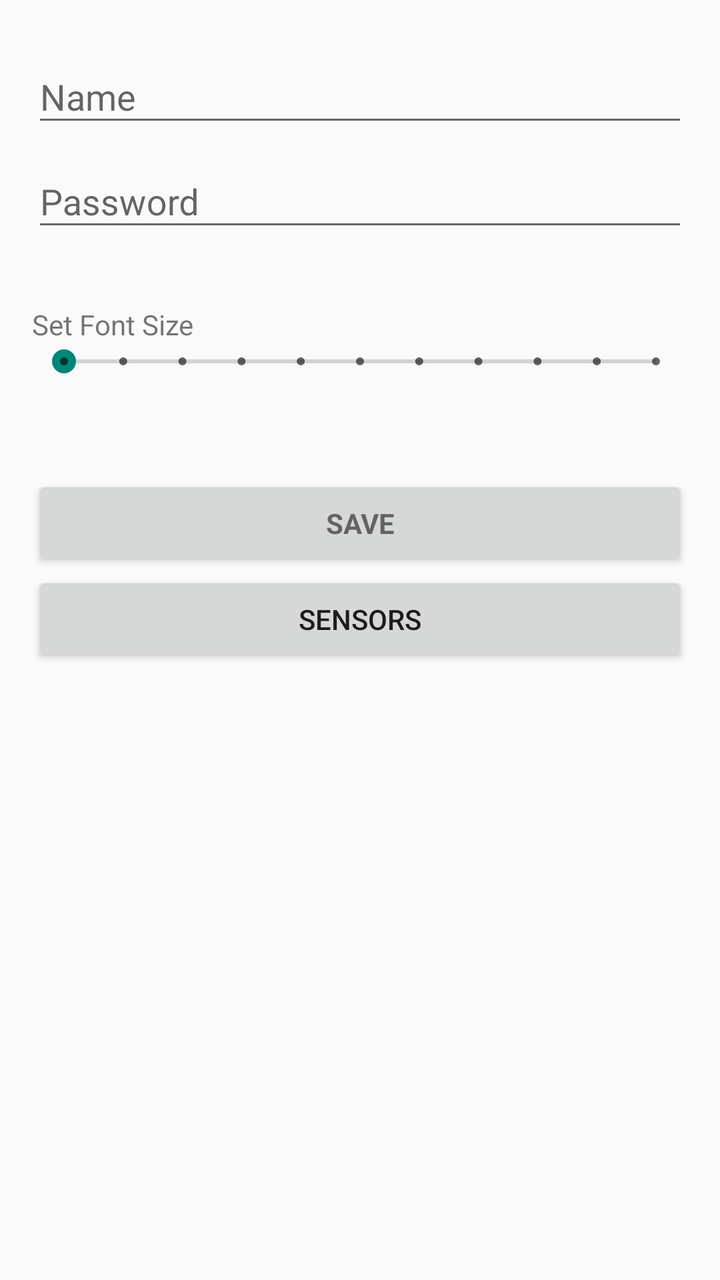
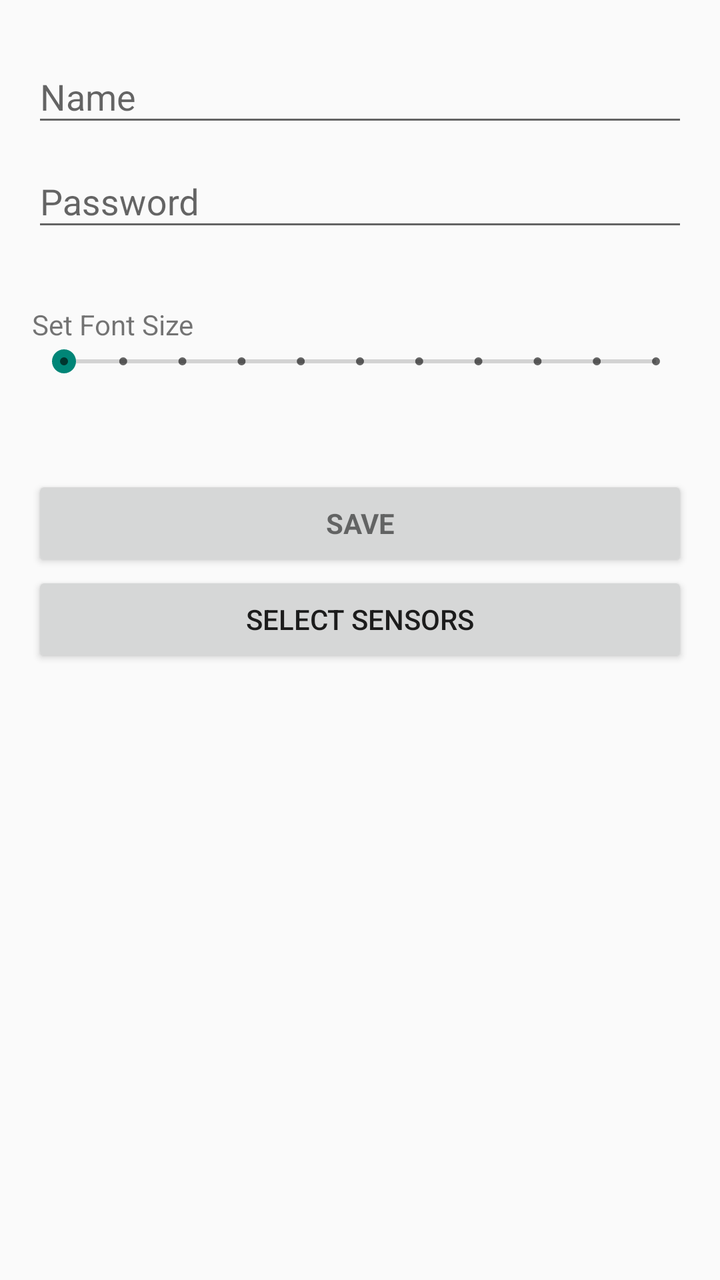

Screens rendered from an Android XML layout before and after an edit, with the pre-edit source and the edit as a unified diff.
<!-- AndroidManifest.xml: activity theme AppTheme -->
<!-- res/layout/activity_login.xml -->
<LinearLayout xmlns:android="http://schemas.android.com/apk/res/android"
    xmlns:tools="http://schemas.android.com/tools"
    android:layout_width="match_parent"
    android:layout_height="match_parent"
    android:gravity="center_horizontal"
    android:orientation="vertical"
    android:paddingBottom="@dimen/activity_vertical_margin"
    android:paddingLeft="@dimen/activity_horizontal_margin"
    android:paddingRight="@dimen/activity_horizontal_margin"
    android:paddingTop="@dimen/activity_vertical_margin"
    tools:context="cz.pstehlik.wifiteplomer.LoginActivity">

    
    <ProgressBar
        android:id="@+id/login_progress"
        style="?android:attr/progressBarStyleLarge"
        android:layout_width="wrap_content"
        android:layout_height="wrap_content"
        android:layout_marginBottom="8dp"
        android:visibility="gone" />

    <ScrollView
        android:id="@+id/login_form"
        android:layout_width="match_parent"
        android:layout_height="match_parent">

        <LinearLayout
            android:id="@+id/email_login_form"
            android:layout_width="match_parent"
            android:layout_height="wrap_content"
            android:orientation="vertical">

            <com.google.android.material.textfield.TextInputLayout
                android:layout_width="match_parent"
                android:layout_height="wrap_content">

                <EditText
                    android:id="@+id/login"
                    android:layout_width="match_parent"
                    android:layout_height="wrap_content"
                    android:hint="@string/prompt_email"
                    android:inputType="textNoSuggestions"
                    android:maxLines="1"
                    android:singleLine="true"
                    android:autofillHints="" />

            </com.google.android.material.textfield.TextInputLayout>

            <com.google.android.material.textfield.TextInputLayout
                android:layout_width="match_parent"
                android:layout_height="wrap_content">

                <EditText
                    android:id="@+id/password"
                    android:layout_width="match_parent"
                    android:layout_height="wrap_content"
                    android:hint="@string/prompt_password"
                    android:imeActionId="6"
                    android:imeActionLabel="@string/action_sign_in_short"
                    android:imeOptions="actionUnspecified"
                    android:inputType="textPassword"
                    android:maxLines="1"
                    android:singleLine="true"
                    android:autofillHints="" />

            </com.google.android.material.textfield.TextInputLayout>

            <LinearLayout
                android:layout_width="match_parent"
                android:layout_height="match_parent"
                android:orientation="vertical">

                <View
                    android:id="@+id/divider"
                    android:layout_width="match_parent"
                    android:layout_height="32dp"
                    android:background="?android:attr/listDivider"
                    android:visibility="invisible" />

                <TextView
                    android:id="@+id/textView"
                    android:layout_width="match_parent"
                    android:layout_height="wrap_content"
                    android:text="@string/font_size" />

                <SeekBar
                    android:id="@+id/fontsize"
                    style="@style/Widget.AppCompat.SeekBar.Discrete"
                    android:layout_width="match_parent"
                    android:layout_height="wrap_content"
                    android:max="10"
                    android:progress="0" />

                <View
                    android:id="@+id/divider2"
                    android:layout_width="match_parent"
                    android:layout_height="32dp"
                    android:background="?android:attr/listDivider"
                    android:visibility="invisible" />
            </LinearLayout>

            <Button
                android:id="@+id/email_sign_in_button"
                style="?android:textAppearanceSmall"
                android:layout_width="match_parent"
                android:layout_height="wrap_content"
                android:layout_marginTop="16dp"
                android:text="@string/action_sign_in"
                android:textStyle="bold" />

            <Button
                android:id="@+id/select_sensors_button"
                android:layout_width="match_parent"
                android:layout_height="wrap_content"
                android:text="SENSORS" />

        </LinearLayout>
    </ScrollView>

</LinearLayout>
<!-- resources referenced by this layout -->
<resources>
  <dimen name="activity_horizontal_margin">16dp</dimen>
  <dimen name="activity_vertical_margin">16dp</dimen>
  <string name="action_sign_in">Save</string>
  <string name="action_sign_in_short">Sign in</string>
  <string name="font_size">Set Font Size</string>
  <string name="prompt_email">Name</string>
  <string name="prompt_password">Password</string>
  <style name="AppTheme" parent="Theme.AppCompat.DayNight" />
</resources>

<!-- the commit's change to res/layout/activity_login.xml (unified diff, before → after) -->
@@ -105,14 +105,14 @@
                 android:layout_width="match_parent"
                 android:layout_height="wrap_content"
                 android:layout_marginTop="16dp"
-                android:text="@string/action_sign_in"
+                android:text="@string/action_save"
                 android:textStyle="bold" />
 
             <Button
                 android:id="@+id/select_sensors_button"
                 android:layout_width="match_parent"
                 android:layout_height="wrap_content"
-                android:text="SENSORS" />
+                android:text="@string/title_activity_select_sensor" />
 
         </LinearLayout>
     </ScrollView>
<!-- resource entries referenced after the edit -->
@@ -2,11 +2,12 @@
 <resources>
   <dimen name="activity_horizontal_margin">16dp</dimen>
   <dimen name="activity_vertical_margin">16dp</dimen>
-  <string name="action_sign_in">Save</string>
+  <string name="action_save">Save</string>
   <string name="action_sign_in_short">Sign in</string>
   <string name="font_size">Set Font Size</string>
   <string name="prompt_email">Name</string>
   <string name="prompt_password">Password</string>
+  <string name="title_activity_select_sensor">Select Sensors</string>
   <style name="AppTheme" parent="Theme.AppCompat.DayNight" />
 </resources>
 
